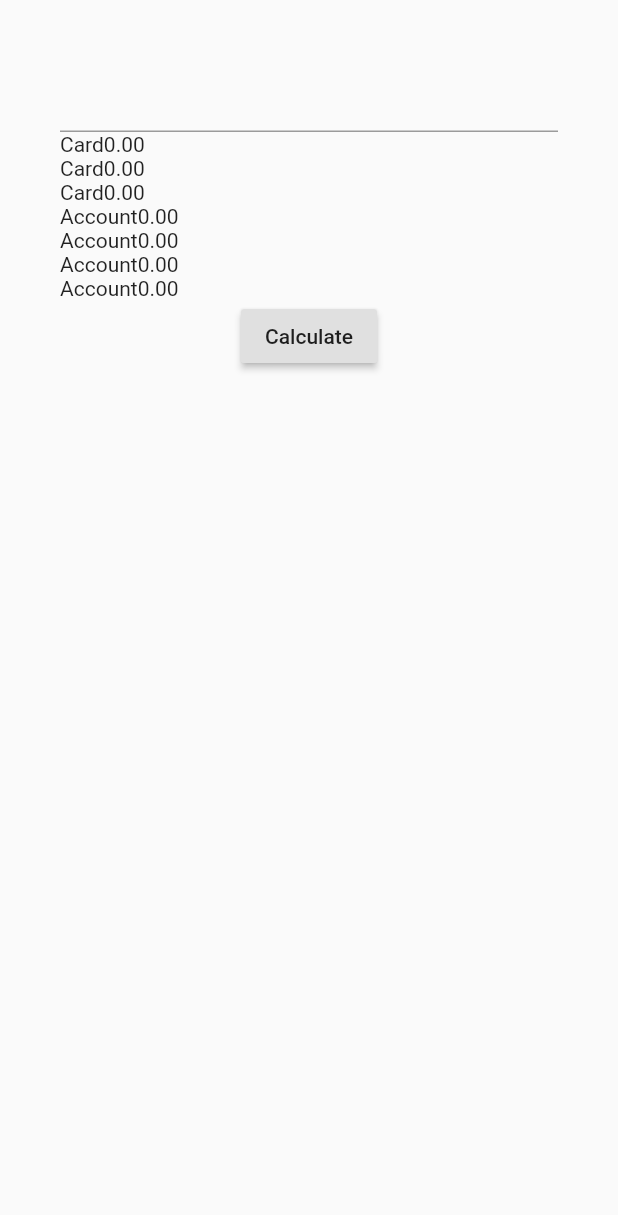
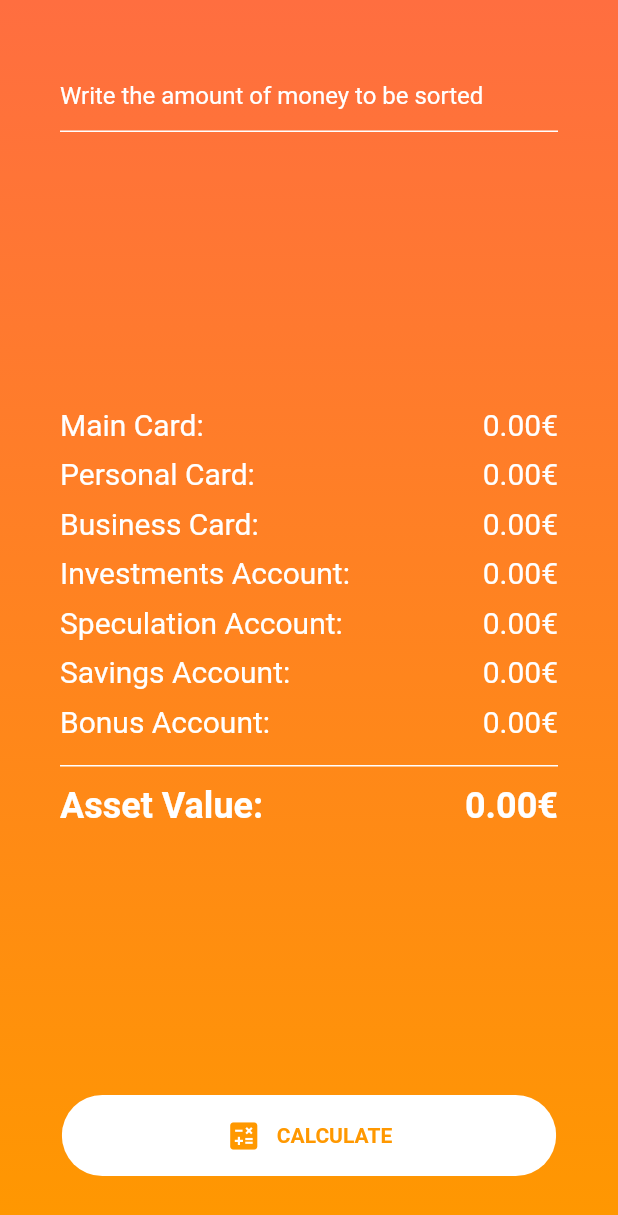
Before and after one commit to simoneboerci/MMA, a Flutter app: the screen it shows after launch, on a phone screen of 412 x 824 dp. Shown: the top 1215 px of the screen. Run offline on Flutter 3.47's test engine with Material 2 defaults, Android fonts, the phone set to English and light mode, and no system bars; accounts and stored records are empty.

Commit message:
UI refactoring

```diff
--- a/lib/data/assets_list.dart
+++ b/lib/data/assets_list.dart
@@ -13,14 +13,14 @@ class AssetsList{
   Account _bonusAccount;
 
   AssetsList(){
-    _mainCard = new Card();
-    _personalCard = new Card();
-    _businessCard = new Card();
+    _mainCard = new Card(name: "Main Card");
+    _personalCard = new Card(name: "Personal Card");
+    _businessCard = new Card(name: "Business Card");
 
-    _investmentAccount = new Account();
-    _speculationAccount = new Account();
-    _savingsAccount = new Account();
-    _bonusAccount = new Account();
+    _investmentAccount = new Account(name: "Investments Account");
+    _speculationAccount = new Account(name: "Speculation Account");
+    _savingsAccount = new Account(name: "Savings Account");
+    _bonusAccount = new Account(name: "Bonus Account");
   }
 
   double assetsValue() => _mainCard.getMoney() + _personalCard.getMoney() + _businessCard.getMoney() + _investmentAccount.getMoney() + _speculationAccount.getMoney() + _savingsAccount.getMoney() + _bonusAccount.getMoney();
--- a/lib/main.dart
+++ b/lib/main.dart
@@ -1,5 +1,6 @@
 import 'package:flutter/material.dart';
 import 'package:mma/widgets/home_page.dart';
+import 'package:flutter/services.dart';
 
 void main() {
   runApp(MyApp());
@@ -8,7 +9,9 @@ void main() {
 class MyApp extends StatelessWidget {
   @override
   Widget build(BuildContext context) {
+    SystemChrome.setEnabledSystemUIOverlays([]);
     return MaterialApp(
+      debugShowCheckedModeBanner: false,
       title: 'MMA',
       theme: ThemeData(
         primarySwatch: Colors.blue,
--- a/lib/widgets/asset_list_widget.dart
+++ b/lib/widgets/asset_list_widget.dart
@@ -19,7 +19,17 @@ class AssetListWidget extends StatelessWidget{
           FundWidget(_assetsList.getInvestmentAccount()),
           FundWidget(_assetsList.getSpeculationAccount()),
           FundWidget(_assetsList.getSavingsAccount()),
-          FundWidget(_assetsList.getBonusAccount())
+          FundWidget(_assetsList.getBonusAccount()),
+          SizedBox(height: 5),
+          Divider(color: Colors.white, thickness: 1,),
+          SizedBox(height: 5),
+          Row(
+            mainAxisAlignment: MainAxisAlignment.spaceBetween,
+            children: [
+              Text("Asset Value: ", style: TextStyle(color: Colors.white, fontSize: 24, fontWeight: FontWeight.bold),),
+              Text(_assetsList.assetsValue().toStringAsFixed(2) + "€", style: TextStyle(color: Colors.white, fontSize: 24, fontWeight: FontWeight.bold),),
+            ],
+          ),
         ],
       ),
     );
--- a/lib/widgets/fund_widget.dart
+++ b/lib/widgets/fund_widget.dart
@@ -10,10 +10,12 @@ class FundWidget extends StatelessWidget{
   @override
   Widget build(BuildContext context) {
     return Container(
+      margin: EdgeInsets.symmetric(vertical: 5),
       child: Row(
+        mainAxisAlignment: MainAxisAlignment.spaceBetween,
         children: [
-          Text(_fund.getName()),
-          Text(_fund.getMoney().toStringAsFixed(2))
+          Text(_fund.getName() + ": ", style: TextStyle(color: Colors.white, fontSize: 20),),
+          Text(_fund.getMoney().toStringAsFixed(2) + "€", style: TextStyle(color: Colors.white, fontSize: 20),)
         ],
       ),
     );
--- /dev/null
+++ b/lib/widgets/rounded_button.dart
@@ -0,0 +1,45 @@
+import 'package:flutter/material.dart';
+
+class RoundedButton extends StatelessWidget{
+
+  final IconData _icon;
+  final String _text;
+  final Function _onPressed;
+  final Color _backgroundColor;
+  final Color _textColor;
+
+  const RoundedButton(this._icon, this._text, this._onPressed, this._backgroundColor, this._textColor);
+
+  @override
+  Widget build(BuildContext context) {
+    Size size = MediaQuery.of(context).size;
+    return Container(
+      width: size.width * 0.8,
+      child: ClipRRect(
+        borderRadius: BorderRadius.circular(30),
+        child: FlatButton(
+          padding: EdgeInsets.symmetric(vertical: 15, horizontal: 40),
+          color: _backgroundColor,
+          onPressed: _onPressed,
+          child: Row(
+            mainAxisAlignment: MainAxisAlignment.center,
+            children: [
+              Icon(
+                _icon,
+                color: _textColor,
+              ),
+              SizedBox(width: 10,),
+              Text(
+                _text,
+                style: TextStyle(
+                  color: _textColor,
+                  fontWeight: FontWeight.bold,
+                ),
+              ),
+            ],
+          ),
+        ),
+      ),
+    );
+  }
+}
```
Also changed, not shown: lib/widgets/home_page.dart (+39 -7 lines).
